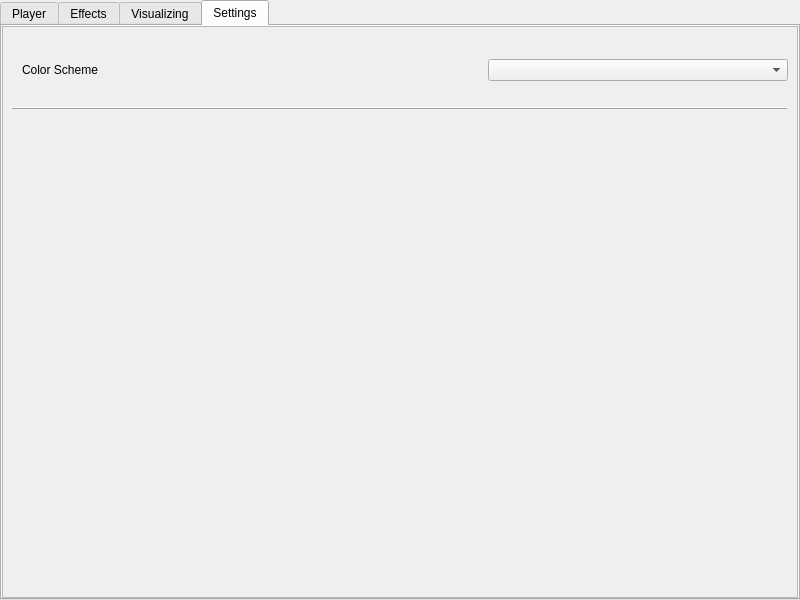
This is forms/mainwindow.ui in 3d2069940/player as Qt 5 draws it before an edit. The edited form follows.
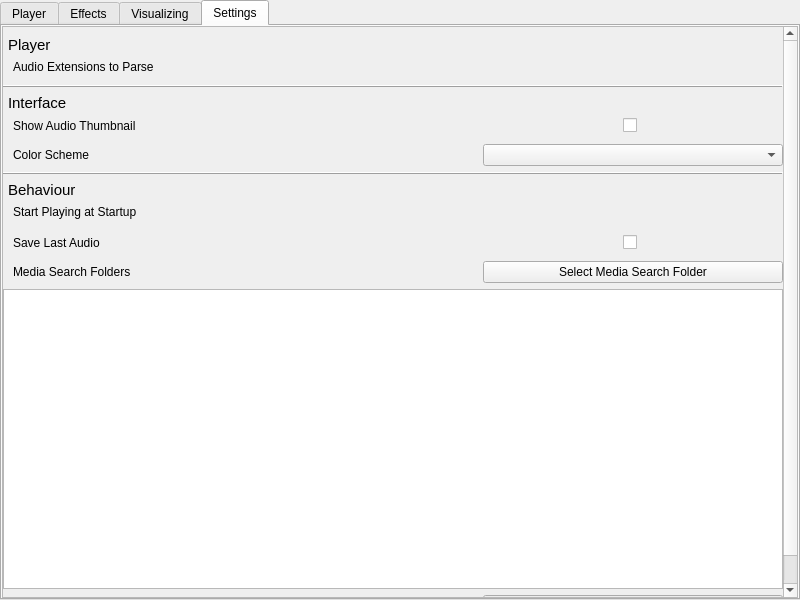
This is the edited form. The open tabs and pages were chosen to show the change.

Patch:
```diff
--- a/forms/mainwindow.ui
+++ b/forms/mainwindow.ui
@@ -2431,25 +2431,160 @@
             <rect>
              <x>0</x>
              <y>0</y>
-             <width>788</width>
-             <height>559</height>
+             <width>767</width>
+             <height>678</height>
             </rect>
            </property>
            <layout class="QGridLayout" name="gridLayout_10">
+            <property name="leftMargin">
+             <number>0</number>
+            </property>
+            <property name="topMargin">
+             <number>0</number>
+            </property>
+            <property name="rightMargin">
+             <number>0</number>
+            </property>
+            <property name="bottomMargin">
+             <number>0</number>
+            </property>
             <item row="0" column="0">
              <layout class="QVBoxLayout" name="verticalLayout">
+              <property name="bottomMargin">
+               <number>10</number>
+              </property>
               <item>
-               <widget class="QLabel" name="label_3">
-                <property name="font">
-                 <font>
-                  <pointsize>11</pointsize>
-                 </font>
+               <widget class="QFrame" name="settingHLine_1">
+                <property name="sizePolicy">
+                 <sizepolicy hsizetype="Fixed" vsizetype="Fixed">
+                  <horstretch>0</horstretch>
+                  <verstretch>0</verstretch>
+                 </sizepolicy>
                 </property>
-                <property name="text">
-                 <string>&lt;Some settings text&gt;</string>
+                <property name="frameShape">
+                 <enum>QFrame::HLine</enum>
                 </property>
                </widget>
               </item>
+              <item>
+               <layout class="QHBoxLayout" name="horizontalLayout_7">
+                <property name="leftMargin">
+                 <number>5</number>
+                </property>
+                <item>
+                 <widget class="QLabel" name="label_6">
+                  <property name="font">
+                   <font>
+                    <pointsize>11</pointsize>
+                   </font>
+                  </property>
+                  <property name="text">
+                   <string>Player</string>
+                  </property>
+                 </widget>
+                </item>
+               </layout>
+              </item>
+              <item>
+               <layout class="QHBoxLayout" name="horizontalLayout_6">
+                <property name="leftMargin">
+                 <number>10</number>
+                </property>
+                <property name="topMargin">
+                 <number>0</number>
+                </property>
+                <property name="bottomMargin">
+                 <number>5</number>
+                </property>
+                <item>
+                 <widget class="QLabel" name="label_5">
+                  <property name="text">
+                   <string>Audio Extensions to Parse</string>
+                  </property>
+                 </widget>
+                </item>
+               </layout>
+              </item>
+              <item>
+               <widget class="QFrame" name="frame_2">
+                <property name="frameShape">
+                 <enum>QFrame::HLine</enum>
+                </property>
+                <property name="frameShadow">
+                 <enum>QFrame::Raised</enum>
+                </property>
+               </widget>
+              </item>
+              <item>
+               <layout class="QHBoxLayout" name="horizontalLayout_4">
+                <property name="leftMargin">
+                 <number>5</number>
+                </property>
+                <item>
+                 <widget class="QLabel" name="label_3">
+                  <property name="sizePolicy">
+                   <sizepolicy hsizetype="Preferred" vsizetype="Preferred">
+                    <horstretch>0</horstretch>
+                    <verstretch>0</verstretch>
+                   </sizepolicy>
+                  </property>
+                  <property name="font">
+                   <font>
+                    <pointsize>11</pointsize>
+                   </font>
+                  </property>
+                  <property name="lineWidth">
+                   <number>1</number>
+                  </property>
+                  <property name="text">
+                   <string>Interface</string>
+                  </property>
+                 </widget>
+                </item>
+               </layout>
+              </item>
+              <item>
+               <layout class="QHBoxLayout" name="horizontalLayout" stretch="0,0">
+                <property name="leftMargin">
+                 <number>10</number>
+                </property>
+                <property name="topMargin">
+                 <number>0</number>
+                </property>
+                <property name="rightMargin">
+                 <number>0</number>
+                </property>
+                <property name="bottomMargin">
+                 <number>5</number>
+                </property>
+                <item>
+                 <widget class="QLabel" name="label">
+                  <property name="sizePolicy">
+                   <sizepolicy hsizetype="Preferred" vsizetype="Preferred">
+                    <horstretch>0</horstretch>
+                    <verstretch>0</verstretch>
+                   </sizepolicy>
+                  </property>
+                  <property name="text">
+                   <string>Show Audio Thumbnail</string>
+                  </property>
+                 </widget>
+                </item>
+                <item>
+                 <widget class="QCheckBox" name="checkBox">
+                  <property name="maximumSize">
+                   <size>
+                    <width>160</width>
+                    <height>16777215</height>
+                   </size>
+                  </property>
+                  <property name="text">
+                   <string/>
+                  </property>
+                 </widget>
+                </item>
+               </layout>
+              </item>
               <item>
                <layout class="QHBoxLayout" name="settingsColorThemeLayout">
                 <property name="leftMargin">
@@ -2474,15 +2609,153 @@
                 </item>
                </layout>
               </item>
+              <item>
+               <widget class="QFrame" name="frame">
+                <property name="frameShape">
+                 <enum>QFrame::HLine</enum>
+                </property>
+                <property name="frameShadow">
+                 <enum>QFrame::Raised</enum>
+                </property>
+               </widget>
+              </item>
               <item>
                <layout class="QHBoxLayout" name="horizontalLayout_5">
                 <property name="leftMargin">
+                 <number>5</number>
+                </property>
+                <item>
+                 <widget class="QLabel" name="label_4">
+                  <property name="font">
+                   <font>
+                    <pointsize>11</pointsize>
+                   </font>
+                  </property>
+                  <property name="text">
+                   <string>Behaviour</string>
+                  </property>
+                 </widget>
+                </item>
+               </layout>
+              </item>
+              <item>
+               <layout class="QHBoxLayout" name="horizontalLayout_9">
+                <property name="leftMargin">
                  <number>10</number>
+                </property>
+                <property name="bottomMargin">
+                 <number>5</number>
+                </property>
+                <item>
+                 <widget class="QLabel" name="label_8">
+                  <property name="text">
+                   <string>Start Playing at Startup</string>
+                  </property>
+                 </widget>
+                </item>
+               </layout>
+              </item>
+              <item>
+               <layout class="QHBoxLayout" name="horizontalLayout_3">
+                <property name="leftMargin">
+                 <number>10</number>
+                </property>
+                <property name="topMargin">
+                 <number>5</number>
+                </property>
+                <property name="bottomMargin">
+                 <number>5</number>
                 </property>
                 <item>
                  <widget class="QLabel" name="label_2">
                   <property name="text">
-                   <string>&lt;Something Else&gt;</string>
+                   <string>Save Last Audio</string>
+                  </property>
+                 </widget>
+                </item>
+                <item>
+                 <widget class="QCheckBox" name="checkBox_2">
+                  <property name="maximumSize">
+                   <size>
+                    <width>160</width>
+                    <height>16777215</height>
+                   </size>
+                  </property>
+                  <property name="text">
+                   <string/>
+                  </property>
+                 </widget>
+                </item>
+               </layout>
+              </item>
+              <item>
+               <layout class="QHBoxLayout" name="settingsMediaFoldersLayout">
+                <property name="leftMargin">
+                 <number>10</number>
+                </property>
+                <item>
+                 <widget class="QLabel" name="settingsMediaFoldersLabel">
+                  <property name="text">
+                   <string>Media Search Folders</string>
+                  </property>
+                 </widget>
+                </item>
+                <item>
+                 <widget class="QPushButton" name="settingsMediaFoldersButton">
+                  <property name="sizePolicy">
+                   <sizepolicy hsizetype="Preferred" vsizetype="Fixed">
+                    <horstretch>0</horstretch>
+                    <verstretch>0</verstretch>
+                   </sizepolicy>
+                  </property>
+                  <property name="minimumSize">
+                   <size>
+                    <width>0</width>
+                    <height>0</height>
+                   </size>
+                  </property>
+                  <property name="maximumSize">
+                   <size>
+                    <width>300</width>
+                    <height>16777215</height>
+                   </size>
+                  </property>
+                  <property name="text">
+                   <string>Select Media Search Folder</string>
+                  </property>
+                 </widget>
+                </item>
+               </layout>
+              </item>
+              <item>
+               <widget class="QListWidget" name="settingsMediaFoldersListWidget">
+                <property name="minimumSize">
+                 <size>
+                  <width>0</width>
+                  <height>300</height>
+                 </size>
+                </property>
+               </widget>
+              </item>
+              <item>
+               <layout class="QHBoxLayout" name="horizontalLayout_8">
+                <property name="leftMargin">
+                 <number>10</number>
+                </property>
+                <item>
+                 <widget class="QLabel" name="label_7">
+                  <property name="text">
+                   <string>Config File Path</string>
+                  </property>
+                 </widget>
+                </item>
+                <item>
+                 <widget class="QLineEdit" name="lineEdit">
+                  <property name="maximumSize">
+                   <size>
+                    <width>300</width>
+                    <height>16777215</height>
+                   </size>
                   </property>
                  </widget>
                 </item>
@@ -2490,35 +2763,6 @@
               </item>
              </layout>
             </item>
-            <item row="1" column="0">
-             <widget class="QFrame" name="frame">
-              <property name="sizePolicy">
-               <sizepolicy hsizetype="Expanding" vsizetype="Fixed">
-                <horstretch>0</horstretch>
-                <verstretch>0</verstretch>
-               </sizepolicy>
-              </property>
-              <property name="frameShape">
-               <enum>QFrame::HLine</enum>
-              </property>
-              <property name="frameShadow">
-               <enum>QFrame::Raised</enum>
-              </property>
-             </widget>
-            </item>
-            <item row="2" column="0">
-             <spacer name="verticalSpacer">
-              <property name="orientation">
-               <enum>Qt::Vertical</enum>
-              </property>
-              <property name="sizeHint" stdset="0">
-               <size>
-                <width>20</width>
-                <height>439</height>
-               </size>
-              </property>
-             </spacer>
-            </item>
            </layout>
           </widget>
          </widget>
```
Left out of the diff: 288 changed lines with no effect on the pictures.
